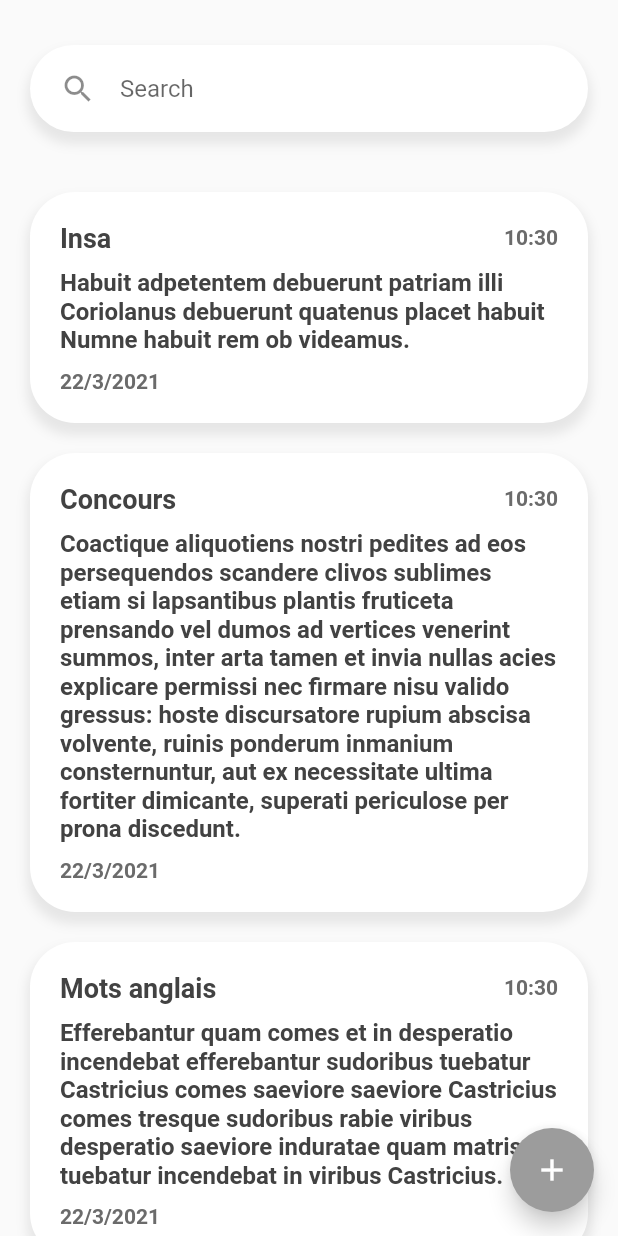
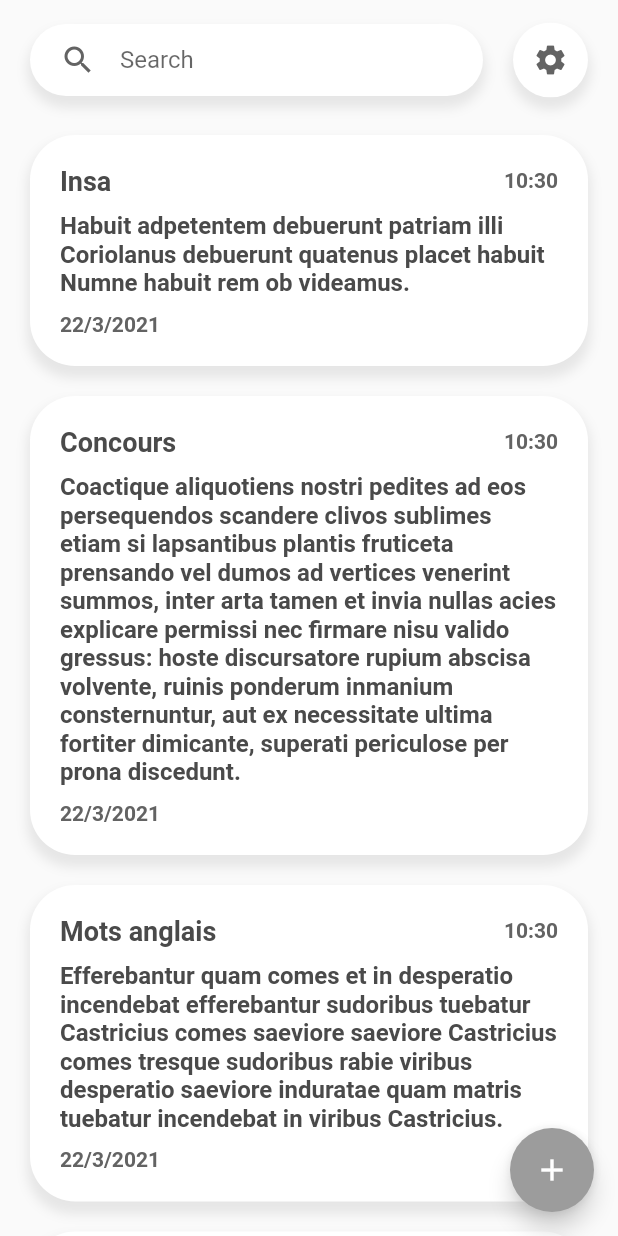
Before and after one commit to NathanDelorme/writenow, a Flutter app: the screen it shows after launch, on a phone screen of 412 x 824 dp. Run offline on Flutter 3.47's test engine with Material 2 defaults, Android fonts, the phone set to English and light mode, and no system bars; our stand-ins replace adaptive_theme; Roboto replaces fonts that are missing (Verdana).

Commit message:
Update Home/Settings UI
Settings UI is not definitive.
Home UI is almost finish.

```diff
--- a/lib/screens/home.dart
+++ b/lib/screens/home.dart
@@ -1,5 +1,8 @@
 import 'package:flutter/material.dart';
 import 'package:writenow/models/note.dart';
+import 'package:writenow/screens/settings.dart' as Settings;
+import 'package:writenow/screens/edition.dart' as Edition;
+import 'package:adaptive_theme/adaptive_theme.dart';
 
 class Screen extends StatefulWidget {
   @override
@@ -19,7 +22,6 @@ class HomeScreen extends State<Screen> {
   @override
   Widget build(BuildContext context) {
     return Scaffold(
-      //appBar: appBar(context),
       floatingActionButton: floatingButtonUI(),
 
       body: Center(
@@ -29,9 +31,17 @@ class HomeScreen extends State<Screen> {
             itemCount: list.length + 1,
             controller: _scrollController,
             itemBuilder: (BuildContext context, int index) {
-              if (index == 0) {
-                return searchBarUI();
-              }
+              if (index == 0)
+                return Container(
+                  child: Row(
+                    mainAxisAlignment: MainAxisAlignment.spaceBetween,
+                    children: <Widget>[
+                      SizedBox(height: 80.0),
+                      searchBarUI(),
+                      settingsButtonUI(),
+                    ],
+                  ),
+                );
               return noteUI(index-1);
             },
           ),
@@ -52,18 +62,23 @@ class HomeScreen extends State<Screen> {
   }
 
   Widget noteUI(int index) {
-    return Container(
+    return
+      GestureDetector(
+        onTap: () {
+          print("Modifer la note : " + list[index].getName());
+        },
+      child: Container(
       margin: EdgeInsets.symmetric(horizontal: 20.0, vertical: 10.0),
       padding: EdgeInsets.all(20.0),
       decoration: BoxDecoration(
-        color: Colors.white,
+        color: Theme.of(context).primaryColor,
         borderRadius: BorderRadius.circular(30.0),
         boxShadow: [
           BoxShadow(
             offset: Offset(0, 6),
             blurRadius: 6,
             spreadRadius: 2,
-            color: Color(0xFFE6E6E6),
+            color: Theme.of(context).shadowColor,
           ),
         ],
       ),
@@ -75,7 +90,7 @@ class HomeScreen extends State<Screen> {
               Text(
                 list[index].getName(),
                 style: TextStyle(
-                  color: Color(0xFF424242),
+                  color: Theme.of(context).textTheme.bodyText1.color,
                   fontSize: 18.0,
                   fontWeight: FontWeight.w600,
                 ),
@@ -83,7 +98,7 @@ class HomeScreen extends State<Screen> {
               Text(
                 list[index].getDate().hour.toString() + ":" + list[index].getDate().minute.toString(),
                 style: TextStyle(
-                  color: Color(0xFF6B6B6B),
+                  color: Theme.of(context).textTheme.bodyText2.color,
                   fontSize: 14.0,
                   fontWeight: FontWeight.w600,
                 ),
@@ -94,7 +109,7 @@ class HomeScreen extends State<Screen> {
           Text(
             list[index].getContent(),
             style: TextStyle(
-              color: Color(0xFF424242),
+              color: Theme.of(context).textTheme.bodyText1.color,
               fontSize: 16.0,
               fontWeight: FontWeight.w600,
             ),
@@ -107,7 +122,7 @@ class HomeScreen extends State<Screen> {
               Text(
                 list[index].getDate().day.toString() + "/" + list[index].getDate().month.toString() + "/" + list[index].getDate().year.toString(),
                 style: TextStyle(
-                  color: Color(0xFF6B6B6B),
+                  color: Theme.of(context).textTheme.bodyText2.color,
                   fontSize: 14.0,
                   fontWeight: FontWeight.w600,
                 ),
@@ -116,29 +131,30 @@ class HomeScreen extends State<Screen> {
           ),
         ],
       ),
-    );
+      ));
   }
 
   Widget searchBarUI() {
-    return Container(
-      margin: EdgeInsets.symmetric(horizontal: 20, vertical: 30),
-      padding: EdgeInsets.symmetric(horizontal: 20, vertical: 5),
+    return Expanded(
+      child : Container(
+        margin: EdgeInsets.symmetric(horizontal: 20, vertical: 0),
+        padding: EdgeInsets.symmetric(horizontal: 20),
         decoration: BoxDecoration(
-        color: Colors.white,
+          color: Theme.of(context).primaryColor,
           borderRadius: BorderRadius.circular(30),
           boxShadow: [
             BoxShadow(
               offset: Offset(0, 6),
               blurRadius: 6,
               spreadRadius: 2,
-            color: Color(0xFFE6E6E6),
+              color: Theme.of(context).shadowColor,
             ),
           ],
         ),
         child: TextField(
           decoration: InputDecoration(
             hintText: "Search",
-          icon: Icon(Icons.search),
+            icon: Icon(Icons.search, color: Theme.of(context).textTheme.bodyText2.color,),
             border: InputBorder.none,
           ),
           onSubmitted: (String value) async {
@@ -159,6 +175,44 @@ class HomeScreen extends State<Screen> {
             );
           },
         ),
+      ),
+    );
+  }
+
+  Widget settingsButtonUI() {
+    return Container(
+      margin: EdgeInsets.only(right: 20.0),
+      decoration: BoxDecoration(
+        color: Colors.transparent,
+        borderRadius: BorderRadius.circular(30),
+        boxShadow: [
+          BoxShadow(
+            offset: Offset(0, 6),
+            blurRadius: 6,
+            spreadRadius: 2,
+            color: Theme.of(context).shadowColor,
+          ),
+        ],
+      ),
+      child: ClipOval(
+        child: Material(
+          color: Theme.of(context).primaryColor,
+          child: InkWell(
+            splashColor: Theme.of(context).shadowColor,
+            child: SizedBox(
+              width: 50,
+              height: 50,
+              child: Icon(
+                Icons.settings,
+                color: Theme.of(context).textTheme.bodyText2.color,
+              ),
+            ),
+            onTap: () {
+              Navigator.push(context, MaterialPageRoute(builder: ((context) => Settings.Screen())));
+            },
+          ),
+        ),
+      )
     );
   }
 }
```
Also changed, not shown: lib/screens/settings.dart (added, +46 -0 lines). Lines whose indentation alone changed are shown as unchanged.
